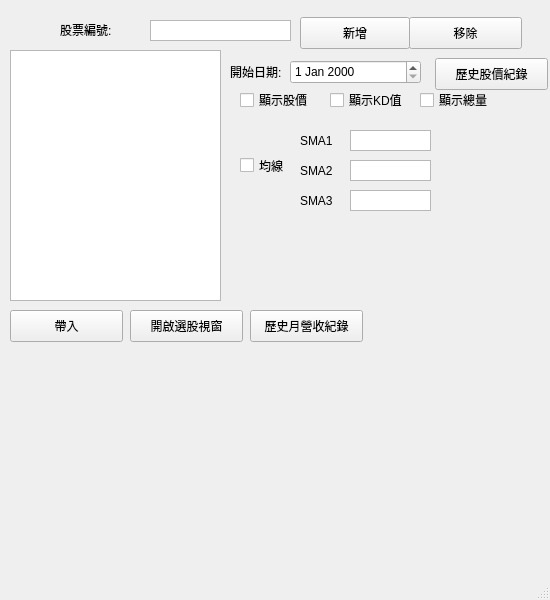
bjioljlo/StockHistory, file UI_main.ui: the form before one commit.
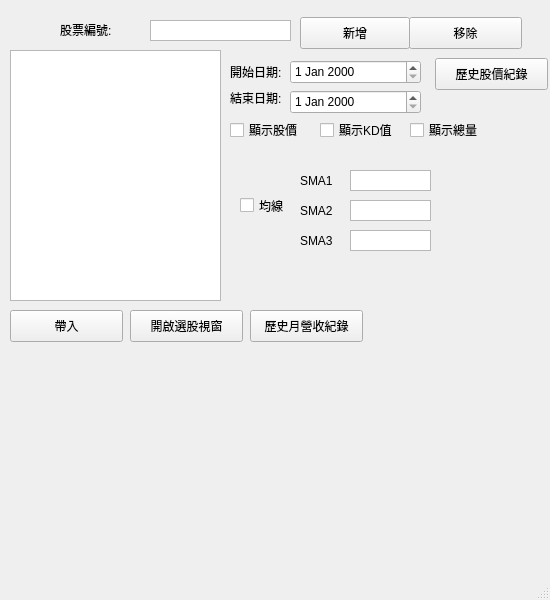
The form after the commit.

```diff
--- a/UI_main.ui
+++ b/UI_main.ui
@@ -158,7 +158,7 @@
     <property name="geometry">
      <rect>
       <x>230</x>
-      <y>120</y>
+      <y>160</y>
       <width>221</width>
       <height>101</height>
      </rect>
@@ -267,8 +267,8 @@
    <widget class="QCheckBox" name="check_stock">
     <property name="geometry">
      <rect>
-      <x>240</x>
-      <y>90</y>
+      <x>230</x>
+      <y>120</y>
       <width>87</width>
       <height>20</height>
      </rect>
@@ -280,8 +280,8 @@
    <widget class="QCheckBox" name="check_KD">
     <property name="geometry">
      <rect>
-      <x>330</x>
-      <y>90</y>
+      <x>320</x>
+      <y>120</y>
       <width>87</width>
       <height>20</height>
      </rect>
@@ -293,8 +293,8 @@
    <widget class="QCheckBox" name="check_volume">
     <property name="geometry">
      <rect>
-      <x>420</x>
-      <y>90</y>
+      <x>410</x>
+      <y>120</y>
       <width>87</width>
       <height>20</height>
      </rect>
@@ -329,6 +329,36 @@
      <string>歷史月營收紀錄</string>
     </property>
    </widget>
+   <widget class="QDateEdit" name="date_endDate">
+    <property name="geometry">
+     <rect>
+      <x>290</x>
+      <y>90</y>
+      <width>131</width>
+      <height>24</height>
+     </rect>
+    </property>
+    <property name="minimumDate">
+     <date>
+      <year>1970</year>
+      <month>1</month>
+      <day>1</day>
+     </date>
+    </property>
+   </widget>
+   <widget class="QLabel" name="label_3">
+    <property name="geometry">
+     <rect>
+      <x>230</x>
+      <y>90</y>
+      <width>60</width>
+      <height>16</height>
+     </rect>
+    </property>
+    <property name="text">
+     <string>結束日期:</string>
+    </property>
+   </widget>
   </widget>
   <widget class="QMenuBar" name="menubar">
    <property name="geometry">
```
